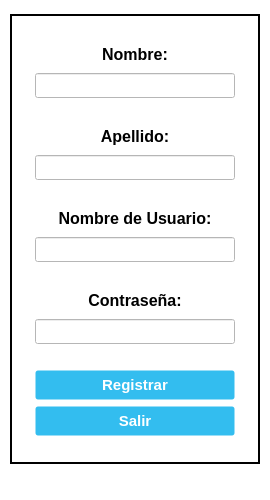
First picture: the form in UI_Files/Registration_Window.ui, repository e-serrano/ERP_EIPSA, before the edit.
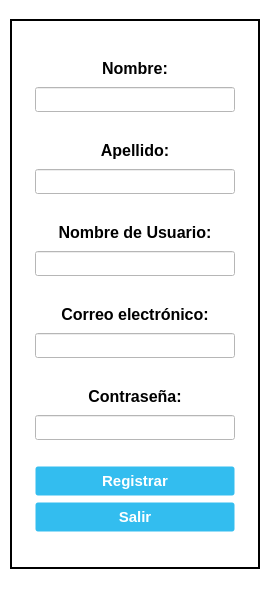
Second picture: the form after the edit. Icons and pictures are not drawn.

Commit message: Edit Offer creation

What changed in the file:
```diff
--- a/UI_Files/Registration_Window.ui
+++ b/UI_Files/Registration_Window.ui
@@ -7,13 +7,13 @@
     <x>0</x>
     <y>0</y>
     <width>270</width>
-    <height>500</height>
+    <height>611</height>
    </rect>
   </property>
   <property name="maximumSize">
    <size>
     <width>270</width>
-    <height>500</height>
+    <height>650</height>
    </size>
   </property>
   <property name="windowTitle">
@@ -75,13 +75,13 @@
       <property name="minimumSize">
        <size>
         <width>250</width>
-        <height>450</height>
+        <height>550</height>
        </size>
       </property>
       <property name="maximumSize">
        <size>
         <width>250</width>
-        <height>450</height>
+        <height>550</height>
        </size>
       </property>
       <property name="styleSheet">
@@ -289,7 +289,7 @@
              </property>
              <property name="font">
               <font>
-               <pointsize>10</pointsize>
+               <pointsize>9</pointsize>
               </font>
              </property>
              <property name="alignment">
@@ -313,6 +313,69 @@
              </property>
             </spacer>
            </item>
+           <item>
+            <widget class="QLabel" name="label_email_reg">
+             <property name="minimumSize">
+              <size>
+               <width>200</width>
+               <height>25</height>
+              </size>
+             </property>
+             <property name="maximumSize">
+              <size>
+               <width>200</width>
+               <height>25</height>
+              </size>
+             </property>
+             <property name="font">
+              <font>
+               <pointsize>12</pointsize>
+               <bold>true</bold>
+              </font>
+             </property>
+             <property name="text">
+              <string>Correo electrónico:</string>
+             </property>
+             <property name="alignment">
+              <set>Qt::AlignCenter</set>
+             </property>
+            </widget>
+           </item>
+           <item>
+            <widget class="QLineEdit" name="email_reg">
+             <property name="minimumSize">
+              <size>
+               <width>200</width>
+               <height>25</height>
+              </size>
+             </property>
+             <property name="maximumSize">
+              <size>
+               <width>200</width>
+               <height>25</height>
+              </size>
+             </property>
+             <property name="alignment">
+              <set>Qt::AlignCenter</set>
+             </property>
+            </widget>
+           </item>
+           <item>
+            <spacer name="vlSpacer5">
+             <property name="orientation">
+              <enum>Qt::Vertical</enum>
+             </property>
+             <property name="sizeType">
+              <enum>QSizePolicy::Fixed</enum>
+             </property>
+             <property name="sizeHint" stdset="0">
+              <size>
+               <width>20</width>
+               <height>20</height>
+              </size>
+             </property>
+            </spacer>
+           </item>
            <item>
             <widget class="QLabel" name="label_password_reg">
              <property name="enabled">
@@ -378,7 +441,7 @@
              </property>
              <property name="font">
               <font>
-               <pointsize>10</pointsize>
+               <pointsize>9</pointsize>
               </font>
              </property>
              <property name="echoMode">
```
Left out of the diff: 2 changed lines with no effect on the pictures. The commit also changes 8 other files.
